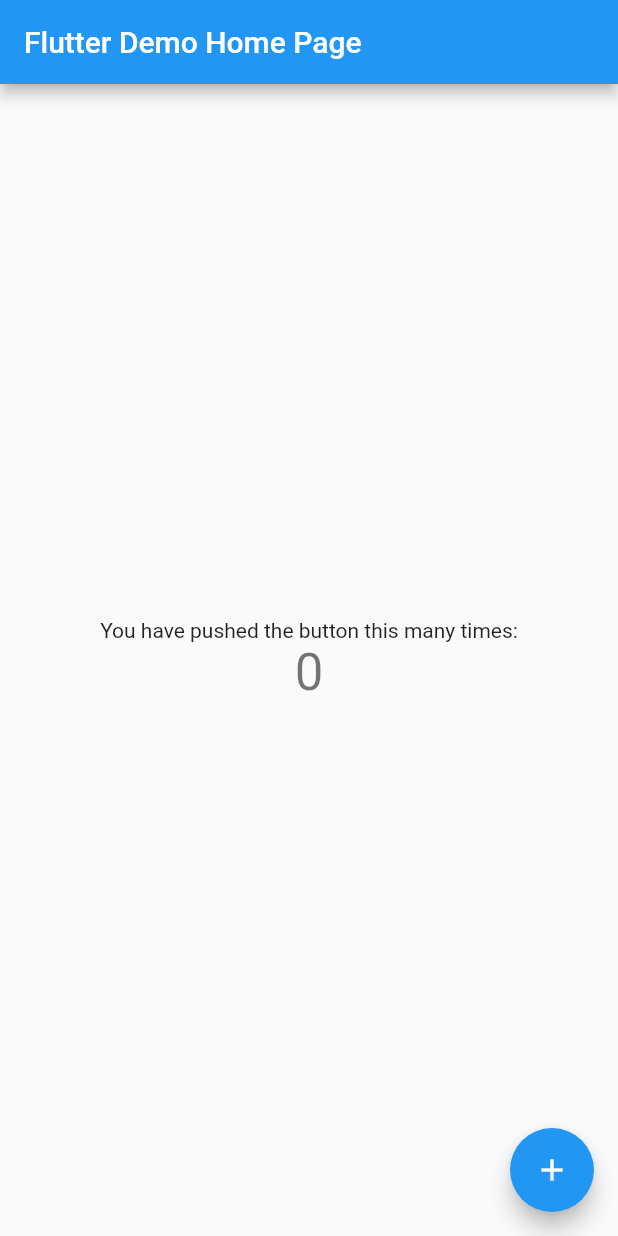
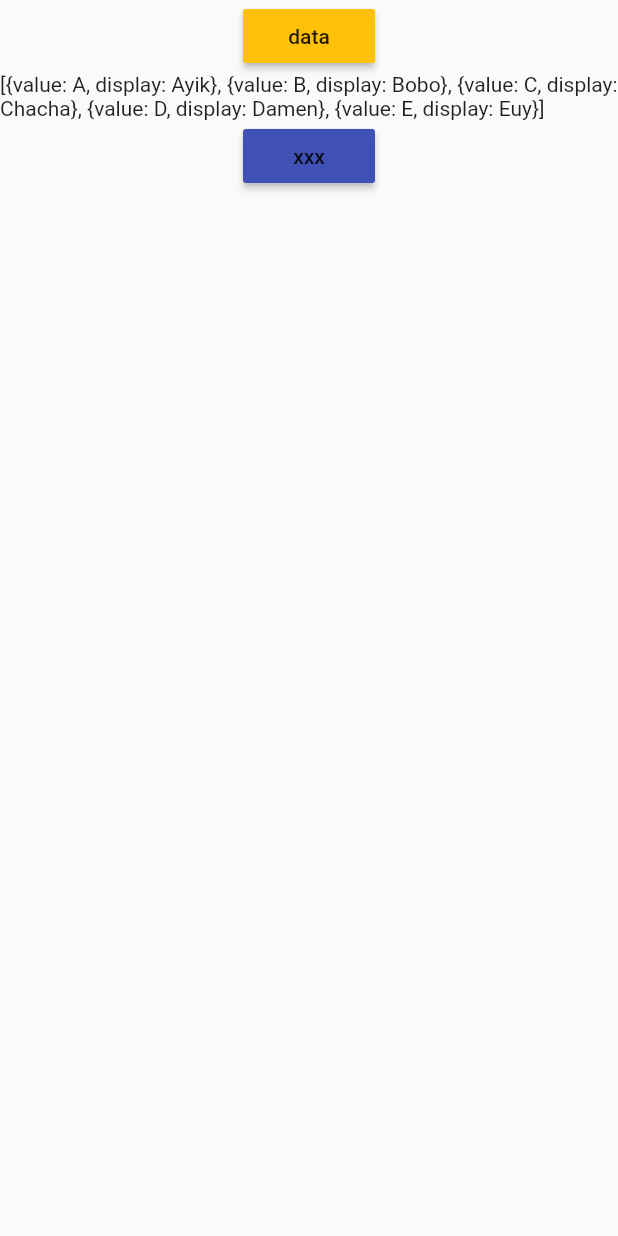
Before and after one commit to ariefsn/flutter-simple-dropdown, a Flutter app: the screen it shows after launch, on a phone screen of 412 x 824 dp. Run offline on Flutter 3.47's test engine with Material 2 defaults, Android fonts, the phone set to English and light mode, and no system bars.

Commit message:
Update #1

```diff
--- /dev/null
+++ b/lib/components/simple_dropdown.dart
@@ -0,0 +1,102 @@
+import 'package:flutter/material.dart';
+
+class SimpleDropdown extends StatefulWidget {
+  SimpleDropdown({
+    this.callbackGetValue,
+    this.hint,
+    @required this.items,
+  });
+
+  final Function callbackGetValue;
+  final String hint;
+  final List items;
+
+  @override
+  SimpleDropdownState createState() {
+    return new SimpleDropdownState();
+  }
+}
+
+class SimpleDropdownState extends State<SimpleDropdown> {
+  DropDownElement _element;
+  List<DropDownElement> _elements = <DropDownElement>[];
+  // List<DropDownElement> _elements = widget.items;
+
+  getType(List elementMap) {
+    List<DropDownElement> res = new List<DropDownElement>();
+    for (var i = 0; i < elementMap.length; i++) {
+      var x = DropDownElement(elementMap[i]['value'], elementMap[i]['display']);
+      res.add(x);
+    }
+    setState(() {
+      _element = res[0];
+      _elements = res;
+    });
+    print(_element.display);
+  }
+
+  @override
+  void initState() {
+    // TODO: implement initState
+    super.initState();
+    // getType(widget.items);
+    _elements = [
+      DropDownElement("A", "Ayik"),
+      DropDownElement("B", "Bobo"),
+      DropDownElement("C", "Chacha"),
+      DropDownElement("D", "Chacha"),
+      DropDownElement("E", "Euy"),
+      // {"value": "A", "display": "Ayik"},
+      // {"value": "B", "display": "Bobo"},
+      // {"value": "C", "display": "Chacha"},
+      // {"value": "D", "display": "Damen"},
+      // {"value": "E", "display": "Euy"},
+    ];
+  }
+
+  @override
+  Widget build(BuildContext context) {
+    // return new DropdownButton<DropDownElement>(
+    //   value: _element,
+    //   items: _elements.map((DropDownElement element) {
+    //     return DropdownMenuItem<DropDownElement>(
+    //       value: element,
+    //       child: new Text("element.display"),
+    //     );
+    //   }).toList(),
+    //   onChanged: (DropDownElement val) {
+    //     // widget.callbackGetValue(val);
+    //   },
+    //   hint: new Text(widget.hint),
+    // );
+    return new SafeArea(
+      child: new Column(
+        children: <Widget>[
+          new RaisedButton(
+            onPressed: (){
+              getType(widget.items);
+            },
+            color: Colors.amber,
+            child: new Text("data"),
+          ),
+          new Text(widget.items.toString()),
+          new RaisedButton(
+            onPressed: (){
+              print(_elements.toString());
+              // print(_elements[0].display.toString());
+            },
+            color: Colors.indigo,
+            child: new Text("xxx"),
+          ),
+        ],
+      ),
+    );
+  }
+}
+
+class DropDownElement {
+  const DropDownElement(this.value, this.display);
+
+  final String value;
+  final String display;
+}
--- a/lib/main.dart
+++ b/lib/main.dart
@@ -1,109 +1,17 @@
 import 'package:flutter/material.dart';
+import 'package:simple_dropdown/views/home.dart';
 
 void main() => runApp(new MyApp());
 
 class MyApp extends StatelessWidget {
-  // This widget is the root of your application.
   @override
   Widget build(BuildContext context) {
     return new MaterialApp(
-      title: 'Flutter Demo',
+      title: 'Flutter Dropdown',
       theme: new ThemeData(
-        // This is the theme of your application.
-        //
-        // Try running your application with "flutter run". You'll see the
-        // application has a blue toolbar. Then, without quitting the app, try
-        // changing the primarySwatch below to Colors.green and then invoke
-        // "hot reload" (press "r" in the console where you ran "flutter run",
-        // or press Run > Flutter Hot Reload in IntelliJ). Notice that the
-        // counter didn't reset back to zero; the application is not restarted.
         primarySwatch: Colors.blue,
       ),
-      home: new MyHomePage(title: 'Flutter Demo Home Page'),
+      home: new Home(),
     );
   }
 }
-
-class MyHomePage extends StatefulWidget {
-  MyHomePage({Key key, this.title}) : super(key: key);
-
-  // This widget is the home page of your application. It is stateful, meaning
-  // that it has a State object (defined below) that contains fields that affect
-  // how it looks.
-
-  // This class is the configuration for the state. It holds the values (in this
-  // case the title) provided by the parent (in this case the App widget) and
-  // used by the build method of the State. Fields in a Widget subclass are
-  // always marked "final".
-
-  final String title;
-
-  @override
-  _MyHomePageState createState() => new _MyHomePageState();
-}
-
-class _MyHomePageState extends State<MyHomePage> {
-  int _counter = 0;
-
-  void _incrementCounter() {
-    setState(() {
-      // This call to setState tells the Flutter framework that something has
-      // changed in this State, which causes it to rerun the build method below
-      // so that the display can reflect the updated values. If we changed
-      // _counter without calling setState(), then the build method would not be
-      // called again, and so nothing would appear to happen.
-      _counter++;
-    });
-  }
-
-  @override
-  Widget build(BuildContext context) {
-    // This method is rerun every time setState is called, for instance as done
-    // by the _incrementCounter method above.
-    //
-    // The Flutter framework has been optimized to make rerunning build methods
-    // fast, so that you can just rebuild anything that needs updating rather
-    // than having to individually change instances of widgets.
-    return new Scaffold(
-      appBar: new AppBar(
-        // Here we take the value from the MyHomePage object that was created by
-        // the App.build method, and use it to set our appbar title.
-        title: new Text(widget.title),
-      ),
-      body: new Center(
-        // Center is a layout widget. It takes a single child and positions it
-        // in the middle of the parent.
-        child: new Column(
-          // Column is also layout widget. It takes a list of children and
-          // arranges them vertically. By default, it sizes itself to fit its
-          // children horizontally, and tries to be as tall as its parent.
-          //
-          // Invoke "debug paint" (press "p" in the console where you ran
-          // "flutter run", or select "Toggle Debug Paint" from the Flutter tool
-          // window in IntelliJ) to see the wireframe for each widget.
-          //
-          // Column has various properties to control how it sizes itself and
-          // how it positions its children. Here we use mainAxisAlignment to
-          // center the children vertically; the main axis here is the vertical
-          // axis because Columns are vertical (the cross axis would be
-          // horizontal).
-          mainAxisAlignment: MainAxisAlignment.center,
-          children: <Widget>[
-            new Text(
-              'You have pushed the button this many times:',
-            ),
-            new Text(
-              '$_counter',
-              style: Theme.of(context).textTheme.display1,
-            ),
-          ],
-        ),
-      ),
-      floatingActionButton: new FloatingActionButton(
-        onPressed: _incrementCounter,
-        tooltip: 'Increment',
-        child: new Icon(Icons.add),
-      ), // This trailing comma makes auto-formatting nicer for build methods.
-    );
-  }
-}
--- /dev/null
+++ b/lib/views/home.dart
@@ -0,0 +1,27 @@
+import 'package:flutter/material.dart';
+import 'package:simple_dropdown/components/simple_dropdown.dart';
+
+class Home extends StatefulWidget {
+  @override
+  _HomeState createState() => _HomeState();
+}
+
+class _HomeState extends State<Home> {
+  List items  = [
+    {"value": "A", "display": "Ayik"},
+    {"value": "B", "display": "Bobo"},
+    {"value": "C", "display": "Chacha"},
+    {"value": "D", "display": "Damen"},
+    {"value": "E", "display": "Euy"},
+  ];
+  @override
+  Widget build(BuildContext context) {
+    return new Scaffold(
+      body: new Container(
+        child: new SimpleDropdown(
+          items: items,
+        ),
+      ),
+    );
+  }
+}
```
Also changed, not shown: 1 other file.
